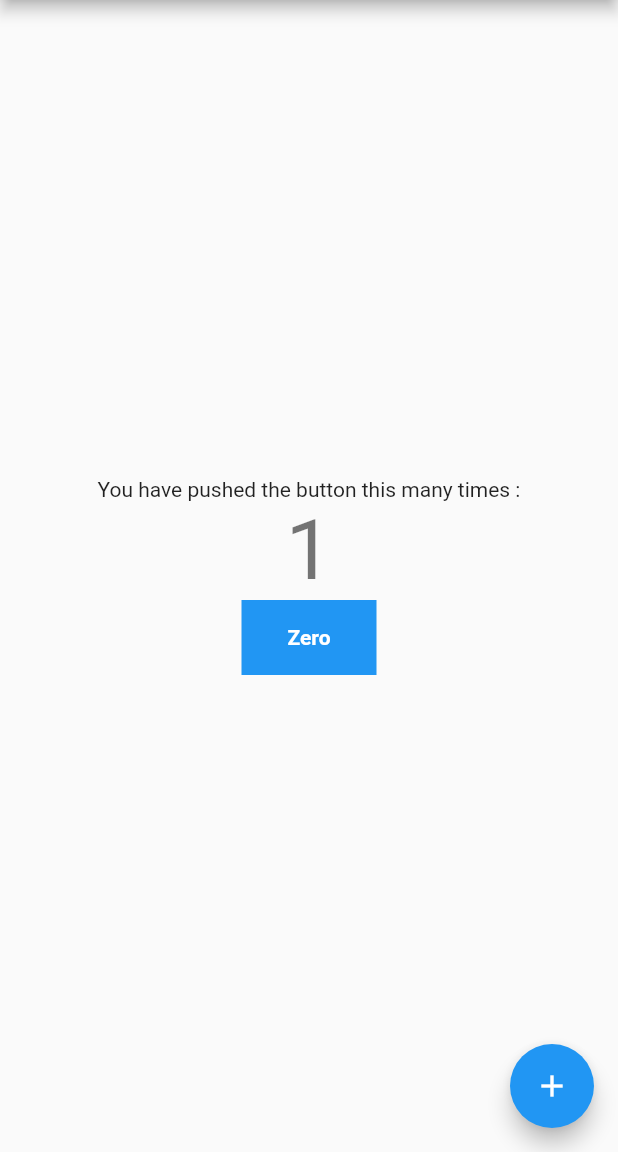
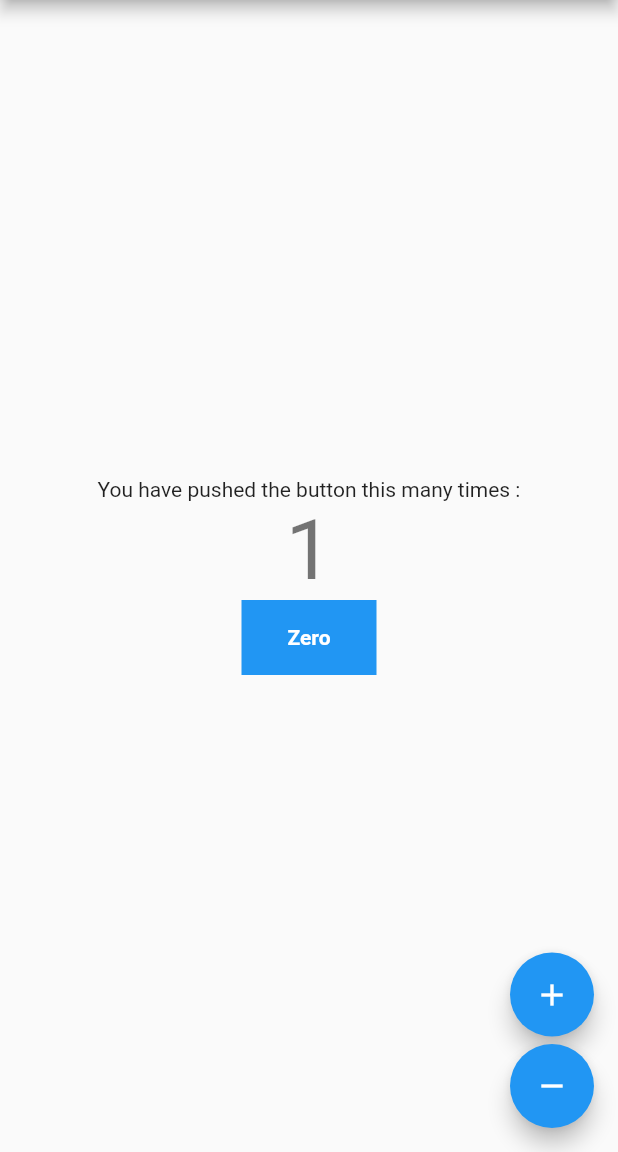
Before and after one commit to soham1sawant/test-driven-development, a Flutter app: the screen it shows after launch, after a tap on the "add" icon, on a phone screen of 412 x 824 dp, the part 84-1236 px from its top. Run offline on Flutter 3.47's test engine with Material 2 defaults, Android fonts, the phone set to English and light mode, and no system bars; our stand-ins replace bloc, equatable, flutter_bloc, hydrated_bloc.

```diff
--- a/lib/features/counter/bloc/counter_bloc.dart
+++ b/lib/features/counter/bloc/counter_bloc.dart
@@ -16,6 +16,7 @@ class CounterBloc extends HydratedBloc<CounterEvent, CounterState> {
     on<CounterStarted>(_onStarted);
     on<CounterAdded>(_onCounterAdded);
     on<CounterMadeZero>(_onCounterMadeZero);
+    on<CounterSubtracted>(_onCounterSubtracted);
   }
 
   void _onStarted(CounterStarted event, Emitter<CounterState> emit) async {
@@ -36,6 +37,19 @@ class CounterBloc extends HydratedBloc<CounterEvent, CounterState> {
       try {
         repository.addToCounter();
         emit(CounterLoaded(CounterModel(state.counterModel.counter + 1)));
+      } catch (_) {
+        emit(CounterLoadingError());
+      }
+    }
+  }
+
+  void _onCounterSubtracted(CounterSubtracted event, Emitter<CounterState> emit) async {
+    final state = this.state;
+
+    if (state is CounterLoaded) {
+      try {
+        repository.subtractCounter();
+        emit(CounterLoaded(CounterModel(state.counterModel.counter - 1)));
       } catch (_) {
         emit(CounterLoadingError());
       }
--- a/lib/features/counter/bloc/counter_event.dart
+++ b/lib/features/counter/bloc/counter_event.dart
@@ -19,6 +19,12 @@ class CounterAdded extends CounterEvent{
   List<Object> get props => [];
 }
 
+class CounterSubtracted extends CounterEvent{
+
+  @override
+  List<Object> get props => [];
+}
+
 class CounterMadeZero extends CounterEvent{
 
   @override
--- a/lib/presentation/home_page/home_page.dart
+++ b/lib/presentation/home_page/home_page.dart
@@ -57,12 +57,25 @@ class HomePage extends StatelessWidget {
           ],
         ),
       ),
-      floatingActionButton: FloatingActionButton(
-        child: const Icon(Icons.add),
-        tooltip: "Increment",
-        onPressed: () {
-          BlocProvider.of<CounterBloc>(context).add(CounterAdded());
-        },
+      floatingActionButton: Column(
+        mainAxisAlignment: MainAxisAlignment.end,
+        children: [
+          FloatingActionButton(
+            child: const Icon(Icons.add),
+            tooltip: "Increment",
+            onPressed: () {
+              BlocProvider.of<CounterBloc>(context).add(CounterAdded());
+            },
+          ),
+          const SizedBox(height: 5.0),
+          FloatingActionButton(
+            child: const Icon(Icons.remove),
+            tooltip: "Increment",
+            onPressed: () {
+              BlocProvider.of<CounterBloc>(context).add(CounterSubtracted());
+            },
+          )
+        ],
       ),
     );
   }
--- a/lib/repository/repository.dart
+++ b/lib/repository/repository.dart
@@ -7,6 +7,10 @@ class Repository {
     counter = counter + 1;
   }
 
+  void subtractCounter() {
+    counter = counter - 1;
+  }
+
   void makeCounterZero() {
     counter = 0;
   }
```
Also changed, not shown: 2 other files.
